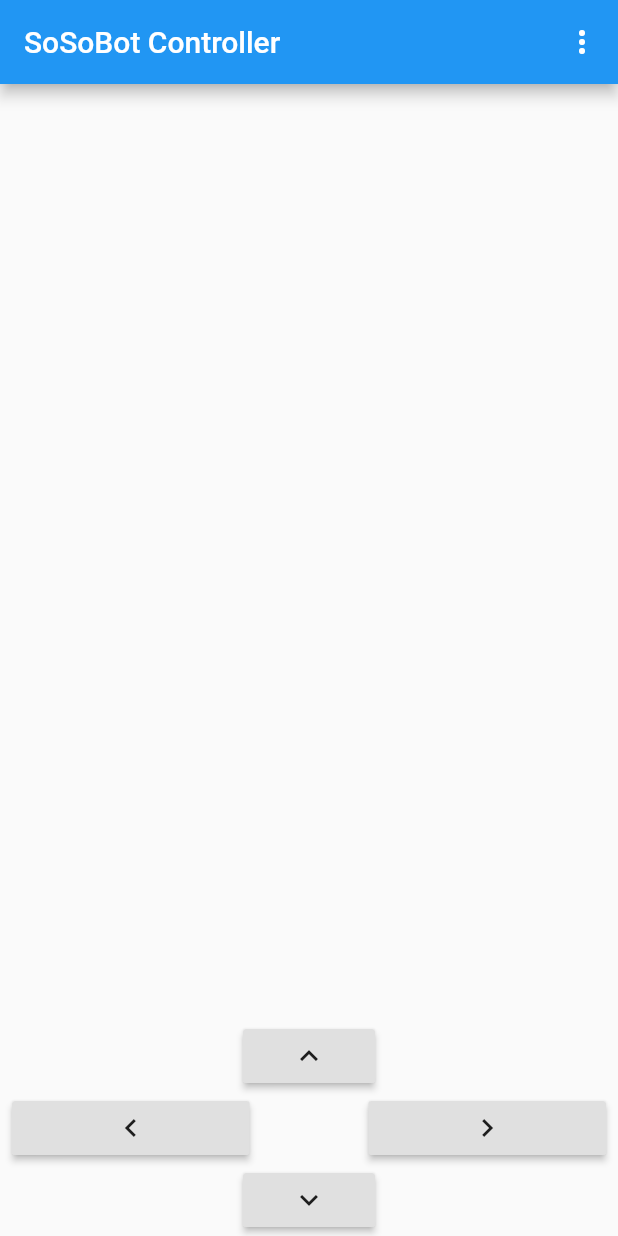
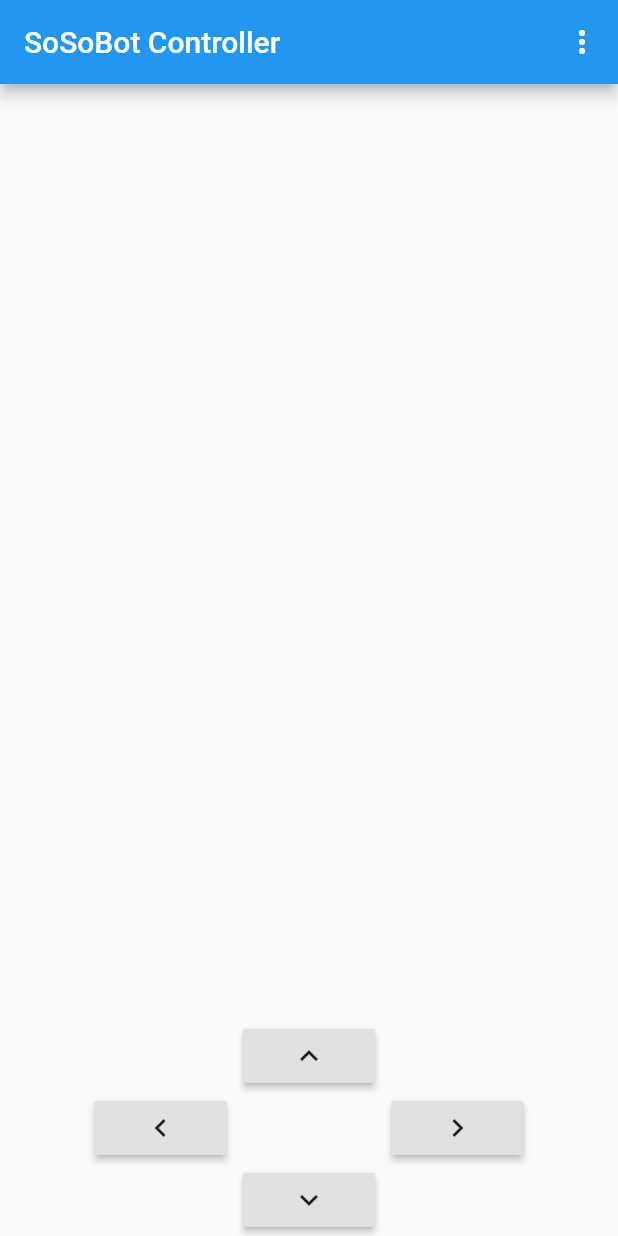
Before and after one commit to ElisabethStrunk/SoSoBot, a Flutter app: the screen it shows after launch, on a phone screen of 412 x 824 dp. Run offline on Flutter 3.47's test engine with Material 2 defaults, Android fonts, the phone set to English and light mode, and no system bars.

Commit message:
Simplified UI

```diff
--- a/app/so_so_bot/lib/main.dart
+++ b/app/so_so_bot/lib/main.dart
@@ -166,12 +166,9 @@ class _MyHomePageState extends State<MyHomePage> {
             ),
             Row(
               // Row is a widget that displays its children in a horizontal array.
-              mainAxisAlignment: MainAxisAlignment.center,
+              mainAxisAlignment: MainAxisAlignment.spaceAround,
               children: <Widget>[
-                Expanded(
-                  // Expanded is a widget that expands a child of a Row, Column, or
-                  // Flex so that the child fills the available space.
-                  child: GestureDetector(
+                GestureDetector(
                   onTapDown: onTapDownLeft,
                   onTapCancel: onTapCanceled,
                   child: RaisedButton(
@@ -179,18 +176,13 @@ class _MyHomePageState extends State<MyHomePage> {
                     onPressed: onTapUpLeft,
                   ),
                 ),
-                  flex: 2,
-                ),
-                Spacer(flex: 1,),
-                Expanded(
-                  child: GestureDetector(
+                GestureDetector(
                   onTapDown: onTapDownRight,
+                  onTapCancel: onTapCanceled,
                   child: RaisedButton(
                     child: Icon(Icons.keyboard_arrow_right),
                     onPressed: onTapUpRight,
                   ),
-                  ),
-                  flex: 2,
                 ),
               ],
             ),
```
Lines whose indentation alone changed are shown as unchanged.
